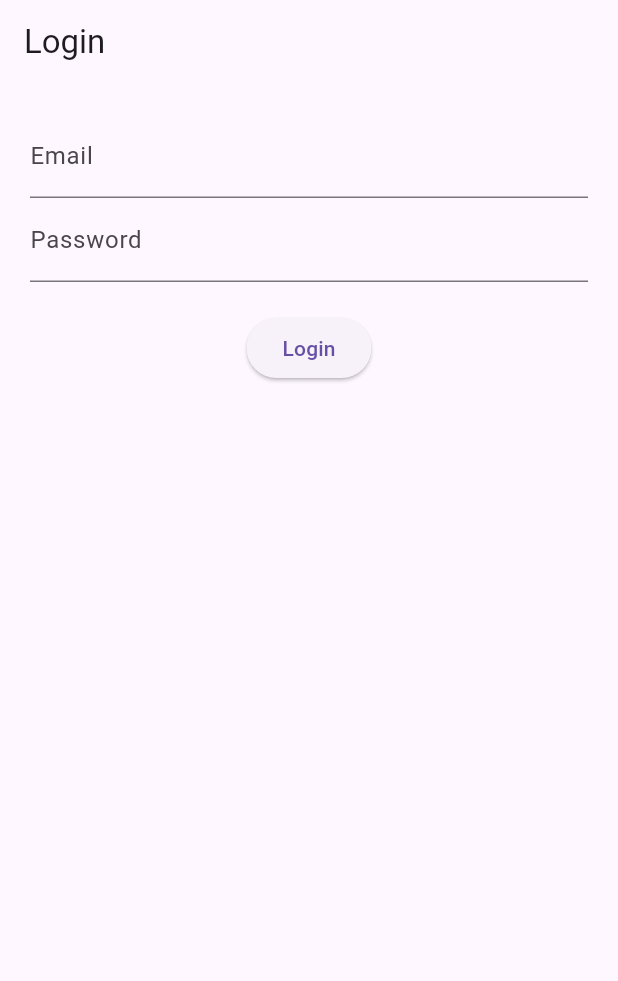
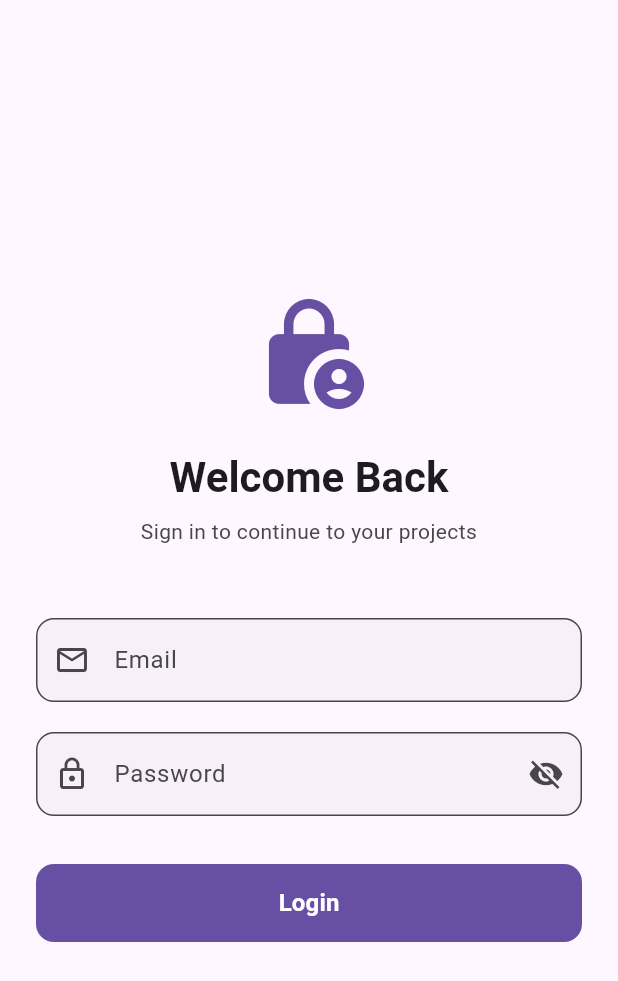
Before and after one commit to KrishPatel1605/drp_app, a Flutter app: the screen it shows after launch, on a phone screen of 412 x 824 dp. Shown: the top 981 px of the screen. Run offline on Flutter 3.47's test engine with Material 3 defaults, Android fonts, the phone set to English and light mode, and no system bars; our stand-ins replace image_picker.

Commit message:
login screen ui update with private widgets

```diff
--- a/lib/screens/login_screen.dart
+++ b/lib/screens/login_screen.dart
@@ -13,17 +13,19 @@ class LoginScreen extends StatefulWidget {
 }
 
 class _LoginScreenState extends State<LoginScreen> {
-
   final _formKey = GlobalKey<FormState>();
 
   String email = "";
   String password = "";
   String error = "";
+  bool _obscurePassword = true;
 
   void login() {
+    setState(() {
+      error = "";
+    });
 
     if (_formKey.currentState!.validate()) {
-
       final auth = Provider.of<AuthProvider>(context, listen: false);
 
       final result = auth.login(email, password);
@@ -45,43 +47,135 @@ class _LoginScreenState extends State<LoginScreen> {
 
   @override
   Widget build(BuildContext context) {
+    final theme = Theme.of(context);
 
     return Scaffold(
-      appBar: AppBar(title: const Text("Login")),
-
-      body: Padding(
-        padding: const EdgeInsets.all(20),
-
+      body: SafeArea(
+        child: Center(
+          child: SingleChildScrollView(
+            padding: const EdgeInsets.symmetric(horizontal: 24.0, vertical: 32.0),
             child: Form(
               key: _formKey,
-
               child: Column(
+                mainAxisAlignment: MainAxisAlignment.center,
+                crossAxisAlignment: CrossAxisAlignment.stretch,
                 children: [
 
+                  Icon(
+                    Icons.lock_person_rounded,
+                    size: 80,
+                    color: theme.colorScheme.primary,
+                  ),
+                  const SizedBox(height: 24),
+                  Text(
+                    "Welcome Back",
+                    textAlign: TextAlign.center,
+                    style: theme.textTheme.headlineMedium?.copyWith(
+                      fontWeight: FontWeight.bold,
+                      color: theme.colorScheme.onSurface,
+                    ),
+                  ),
+                  const SizedBox(height: 8),
+                  Text(
+                    "Sign in to continue to your projects",
+                    textAlign: TextAlign.center,
+                    style: theme.textTheme.bodyMedium?.copyWith(
+                      color: theme.colorScheme.onSurfaceVariant,
+                    ),
+                  ),
+                  const SizedBox(height: 48),
+
+
                   TextFormField(
-                decoration: const InputDecoration(labelText: "Email"),
+                    decoration: InputDecoration(
+                      labelText: "Email",
+                      hintText: "Enter your email",
+                      prefixIcon: const Icon(Icons.email_outlined),
+                      border: OutlineInputBorder(
+                        borderRadius: BorderRadius.circular(12),
+                      ),
+                      filled: true,
+                      fillColor: theme.colorScheme.surfaceContainerHighest.withOpacity(0.3),
+                    ),
+                    keyboardType: TextInputType.emailAddress,
+                    textInputAction: TextInputAction.next,
                     validator: Validators.email,
                     onChanged: (v) => email = v,
                   ),
+                  const SizedBox(height: 20),
 
                   TextFormField(
-                decoration: const InputDecoration(labelText: "Password"),
-                obscureText: true,
+                    decoration: InputDecoration(
+                      labelText: "Password",
+                      hintText: "Enter your password",
+                      prefixIcon: const Icon(Icons.lock_outline),
+                      suffixIcon: IconButton(
+                        icon: Icon(
+                          _obscurePassword ? Icons.visibility_off : Icons.visibility,
+                        ),
+                        onPressed: () {
+                          setState(() {
+                            _obscurePassword = !_obscurePassword;
+                          });
+                        },
+                      ),
+                      border: OutlineInputBorder(
+                        borderRadius: BorderRadius.circular(12),
+                      ),
+                      filled: true,
+                      fillColor: theme.colorScheme.surfaceContainerHighest.withOpacity(0.3),
+                    ),
+                    obscureText: _obscurePassword,
+                    textInputAction: TextInputAction.done,
+                    onFieldSubmitted: (_) => login(),
                     validator: Validators.password,
                     onChanged: (v) => password = v,
                   ),
+                  const SizedBox(height: 32),
 
-              const SizedBox(height: 20),
 
-              ElevatedButton(
+                  SizedBox(
+                    height: 52,
+                    child: FilledButton(
+                      style: FilledButton.styleFrom(
+                        shape: RoundedRectangleBorder(
+                          borderRadius: BorderRadius.circular(12),
+                        ),
+                      ),
                       onPressed: login,
-                child: const Text("Login"),
+                      child: const Text(
+                        "Login",
+                        style: TextStyle(fontSize: 16, fontWeight: FontWeight.bold),
+                      ),
+                    ),
                   ),
 
-              if (error.isNotEmpty)
-                Text(error, style: const TextStyle(color: Colors.red))
 
+                  if (error.isNotEmpty) ...[
+                    const SizedBox(height: 20),
+                    Container(
+                      padding: const EdgeInsets.all(12),
+                      decoration: BoxDecoration(
+                        color: theme.colorScheme.errorContainer,
+                        borderRadius: BorderRadius.circular(8),
+                      ),
+                      child: Row(
+                        children: [
+                          Icon(Icons.error_outline, color: theme.colorScheme.error),
+                          const SizedBox(width: 12),
+                          Expanded(
+                            child: Text(
+                              error,
+                              style: TextStyle(color: theme.colorScheme.error),
+                            ),
+                          ),
                         ],
+                      ),
+                    ),
+                  ],
+                ],
+              ),
+            ),
           ),
         ),
       ),
```
Lines whose indentation alone changed are shown as unchanged.
